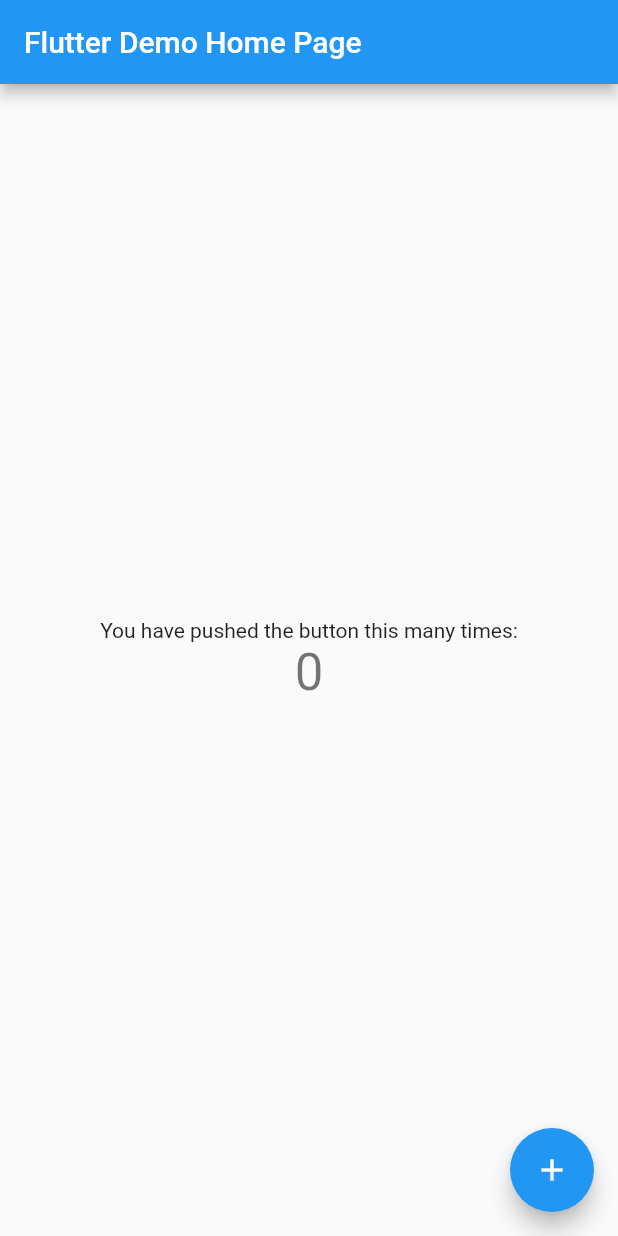
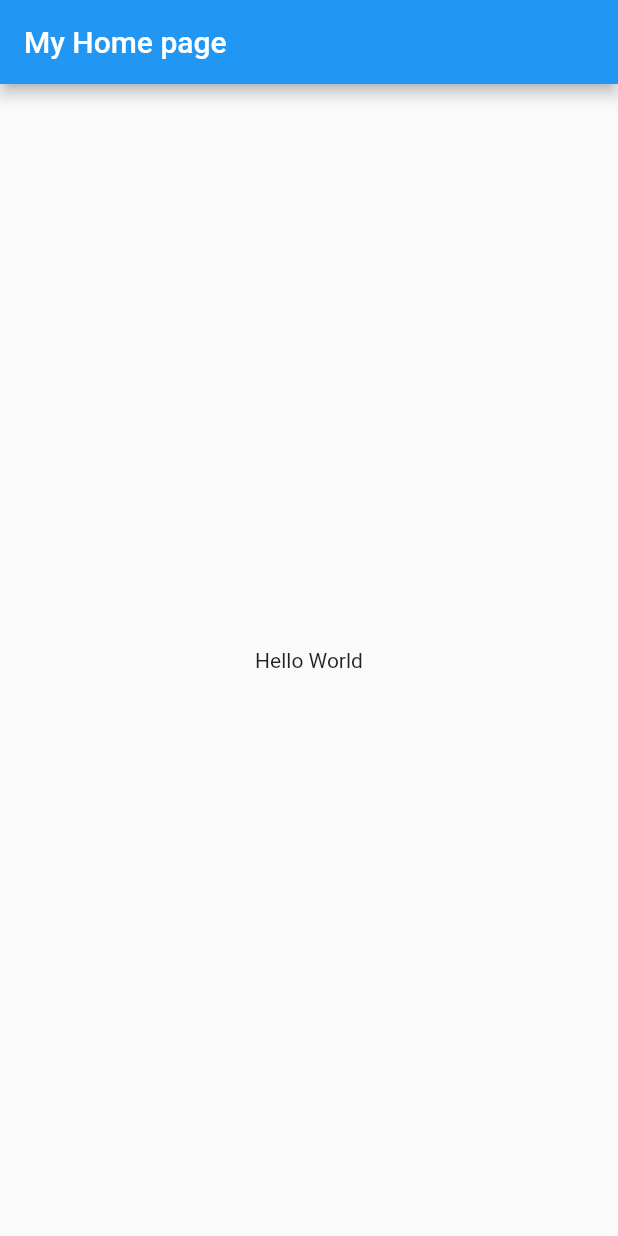
Before and after one commit to imbaggaarm/flutter-hello-world-app, a Flutter app: the screen it shows after launch, on a phone screen of 412 x 824 dp. Run offline on Flutter 3.47's test engine with Material 2 defaults, Android fonts, the phone set to English and light mode, and no system bars.

Commit message:
[f] - Show dialog after tapped 'Hello World'

```diff
--- a/lib/main.dart
+++ b/lib/main.dart
@@ -7,25 +7,18 @@ class MyApp extends StatelessWidget {
   @override
   Widget build(BuildContext context) {
     return MaterialApp(
-      title: 'Flutter Demo',
+      title: 'Hello World Demo Application',
       theme: ThemeData(
-        // This is the theme of your application.
-        //
-        // Try running your application with "flutter run". You'll see the
-        // application has a blue toolbar. Then, without quitting the app, try
-        // changing the primarySwatch below to Colors.green and then invoke
-        // "hot reload" (press "r" in the console where you ran "flutter run",
-        // or simply save your changes to "hot reload" in a Flutter IDE).
-        // Notice that the counter didn't reset back to zero; the application
-        // is not restarted.
         primarySwatch: Colors.blue,
       ),
-      home: MyHomePage(title: 'Flutter Demo Home Page'),
+      home: MyHomePage(
+          title: 'My Home page'
+      ),
     );
   }
 }
 
-class MyHomePage extends StatefulWidget {
+class MyHomePage extends StatelessWidget {
   MyHomePage({Key key, this.title}) : super(key: key);
 
   // This widget is the home page of your application. It is stateful, meaning
@@ -40,72 +33,37 @@ class MyHomePage extends StatefulWidget {
   final String title;
 
   @override
-  _MyHomePageState createState() => _MyHomePageState();
-}
+  Widget build(BuildContext context) {
+    // TODO: implement build
+    return Scaffold(
+      appBar: AppBar(
+        title: Text(this.title),
+      ),
+      body: Center(
+        child: GestureDetector(
+          onTap: () {
+            _showDialog(context);
+          },
+          child: Text('Hello World'),
+        ),
+      ),
+    );
+  }
 
-class _MyHomePageState extends State<MyHomePage> {
-  int _counter = 0;
-
-  void _incrementCounter() {
-    setState(() {
-      // This call to setState tells the Flutter framework that something has
-      // changed in this State, which causes it to rerun the build method below
-      // so that the display can reflect the updated values. If we changed
-      // _counter without calling setState(), then the build method would not be
-      // called again, and so nothing would appear to happen.
-      _counter++;
+  void _showDialog(BuildContext context) {
+    showDialog(context: context, builder: (BuildContext context) {
+      return AlertDialog(
+        title: new Text("Message"),
+        content: new Text("Hello World"),
+        actions: <Widget>[
+          new FlatButton(
+            child: new Text("Close"),
+            onPressed: () {
+              Navigator.of(context).pop();
+            },
+          ),
+        ],
+      );
     });
   }
-
-  @override
-  Widget build(BuildContext context) {
-    // This method is rerun every time setState is called, for instance as done
-    // by the _incrementCounter method above.
-    //
-    // The Flutter framework has been optimized to make rerunning build methods
-    // fast, so that you can just rebuild anything that needs updating rather
-    // than having to individually change instances of widgets.
-    return Scaffold(
-      appBar: AppBar(
-        // Here we take the value from the MyHomePage object that was created by
-        // the App.build method, and use it to set our appbar title.
-        title: Text(widget.title),
-      ),
-      body: Center(
-        // Center is a layout widget. It takes a single child and positions it
-        // in the middle of the parent.
-        child: Column(
-          // Column is also a layout widget. It takes a list of children and
-          // arranges them vertically. By default, it sizes itself to fit its
-          // children horizontally, and tries to be as tall as its parent.
-          //
-          // Invoke "debug painting" (press "p" in the console, choose the
-          // "Toggle Debug Paint" action from the Flutter Inspector in Android
-          // Studio, or the "Toggle Debug Paint" command in Visual Studio Code)
-          // to see the wireframe for each widget.
-          //
-          // Column has various properties to control how it sizes itself and
-          // how it positions its children. Here we use mainAxisAlignment to
-          // center the children vertically; the main axis here is the vertical
-          // axis because Columns are vertical (the cross axis would be
-          // horizontal).
-          mainAxisAlignment: MainAxisAlignment.center,
-          children: <Widget>[
-            Text(
-              'You have pushed the button this many times:',
-            ),
-            Text(
-              '$_counter',
-              style: Theme.of(context).textTheme.display1,
-            ),
-          ],
-        ),
-      ),
-      floatingActionButton: FloatingActionButton(
-        onPressed: _incrementCounter,
-        tooltip: 'Increment',
-        child: Icon(Icons.add),
-      ), // This trailing comma makes auto-formatting nicer for build methods.
-    );
-  }
 }
```
